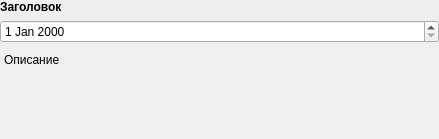
Qt form designer/forms/formdate.ui (Artemako/auto-exec-doc) before a commit.
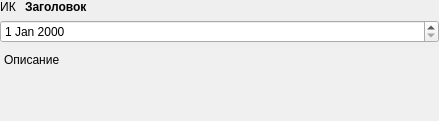
The same form after that commit.

Diff of the .ui file:
```diff
--- a/designer/forms/formdate.ui
+++ b/designer/forms/formdate.ui
@@ -7,19 +7,13 @@
     <x>0</x>
     <y>0</y>
     <width>439</width>
-    <height>139</height>
+    <height>121</height>
    </rect>
   </property>
-  <property name="maximumSize">
-   <size>
-    <width>16777215</width>
-    <height>16777215</height>
-   </size>
-  </property>
   <property name="windowTitle">
    <string>Form</string>
   </property>
-  <layout class="QHBoxLayout" name="horizontalLayout">
+  <layout class="QVBoxLayout" name="verticalLayout">
    <property name="leftMargin">
     <number>0</number>
    </property>
@@ -33,7 +27,23 @@
     <number>0</number>
    </property>
    <item>
-    <layout class="QVBoxLayout" name="verticalLayout">
+    <layout class="QHBoxLayout" name="hl" stretch="0,1">
+     <property name="spacing">
+      <number>9</number>
+     </property>
+     <item>
+      <widget class="QLabel" name="label_typetag">
+       <property name="text">
+        <string>ИК</string>
+       </property>
+       <property name="scaledContents">
+        <bool>false</bool>
+       </property>
+       <property name="alignment">
+        <set>Qt::AlignCenter</set>
+       </property>
+      </widget>
+     </item>
      <item>
       <widget class="QLabel" name="title">
        <property name="minimumSize">
@@ -59,6 +69,8 @@
        </property>
       </widget>
      </item>
+    </layout>
+   </item>
      <item>
       <widget class="QDateEdit" name="dateedit">
        <property name="timeSpec">
@@ -86,8 +98,6 @@
 &lt;p style=&quot; margin-top:0px; margin-bottom:0px; margin-left:0px; margin-right:0px; -qt-block-indent:0; text-indent:0px;&quot;&gt;Описание&lt;/p&gt;&lt;/body&gt;&lt;/html&gt;</string>
        </property>
       </widget>
-     </item>
-    </layout>
    </item>
   </layout>
  </widget>
```
Lines whose indentation alone changed are shown as unchanged.
